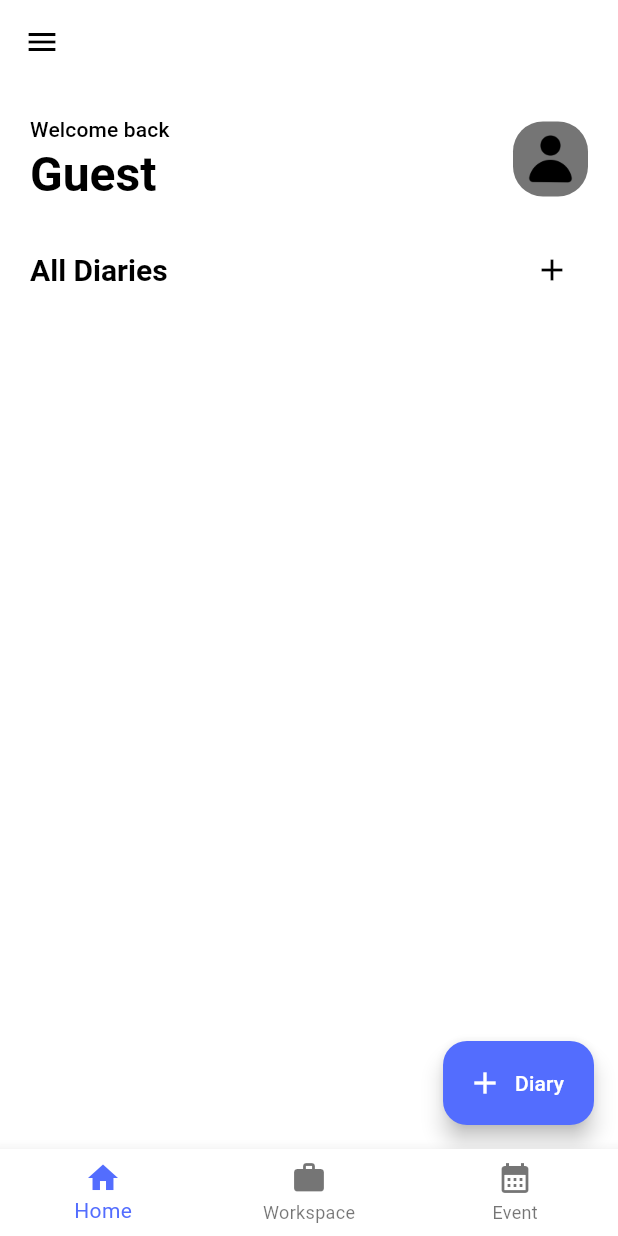
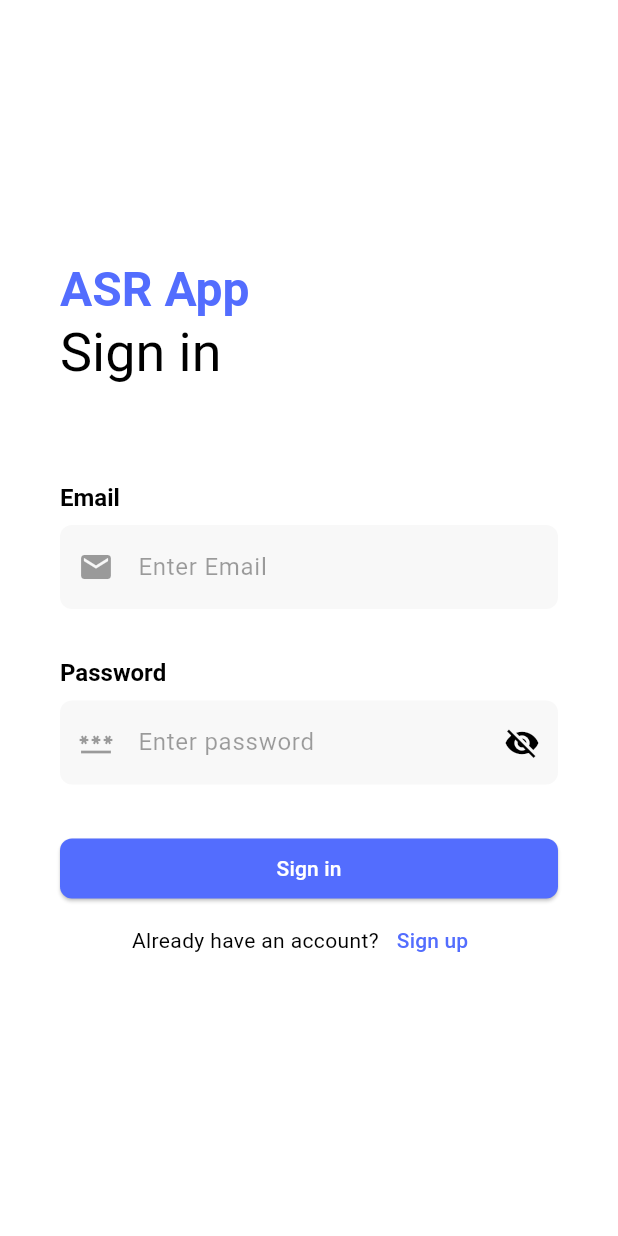
Before and after one commit to eviperz/asr-project-flutter, a Flutter app: the screen it shows after launch, on a phone screen of 412 x 824 dp. Run offline on Flutter 3.47's test engine with Material 3 defaults, Android fonts, the phone set to English and light mode, and no system bars; our stand-ins replace audioplayers, flutter_colorpicker, flutter_riverpod; missing offline and left inert: flutter_quill.

Commit message:
Mockup Authentication Page

```diff
--- a/lib/core/theme.dart
+++ b/lib/core/theme.dart
@@ -35,26 +35,17 @@ final darkTheme = ThemeData(
     ),
     titleSmall: TextStyle(),
   ),
+  elevatedButtonTheme: elevatedButtonThemeData,
 );
 
 final lightTheme = ThemeData(
   brightness: Brightness.light,
-  colorScheme: ColorScheme(
-    brightness: Brightness.light,
-    primary: Colors.indigoAccent,
-    onPrimary: Colors.white,
-    secondary: Colors.black54,
-    onSecondary: Colors.white,
-    tertiary: Colors.black38,
-    error: Colors.red,
-    onError: Colors.white,
-    surface: Colors.white,
-    onSurface: Colors.black,
-  ),
+  colorScheme: lightThemeColorScheme,
   dividerTheme: DividerThemeData(color: Colors.black12),
   cardTheme: CardTheme(
       color: const Color.fromARGB(255, 245, 245, 245),
       shadowColor: Colors.transparent),
+  elevatedButtonTheme: elevatedButtonThemeData,
 
   // primaryColor: Colors.black,
 
@@ -83,3 +74,26 @@ final lightTheme = ThemeData(
     titleSmall: TextStyle(),
   ),
 );
+
+final ColorScheme lightThemeColorScheme = ColorScheme(
+  brightness: Brightness.light,
+  primary: Colors.indigoAccent,
+  onPrimary: Colors.white,
+  secondary: Color(0xFFF8F8F8),
+  onSecondary: Colors.black38,
+  tertiary: Colors.black38,
+  error: Colors.red,
+  onError: Colors.white,
+  surface: Colors.white,
+  onSurface: Colors.black,
+);
+
+final ElevatedButtonThemeData elevatedButtonThemeData = ElevatedButtonThemeData(
+  style: ElevatedButton.styleFrom(
+    backgroundColor: lightThemeColorScheme.primary,
+    shape: RoundedRectangleBorder(
+      borderRadius: BorderRadius.circular(8.0),
+    ),
+    foregroundColor: lightThemeColorScheme.onPrimary,
+  ),
+);
--- a/lib/main.dart
+++ b/lib/main.dart
@@ -1,6 +1,7 @@
 import 'package:asr_project/core/theme.dart';
 import 'package:asr_project/models/diary.dart';
 import 'package:asr_project/models/workspace.dart';
+import 'package:asr_project/pages/authentication_page/sign_in_page.dart';
 import 'package:asr_project/pages/diary_form_page/diary_form_page.dart';
 import 'package:asr_project/pages/event_page/event_page.dart';
 import 'package:asr_project/pages/record_voice_page.dart';
@@ -23,7 +24,7 @@ class MyApp extends ConsumerWidget {
     return MaterialApp(
       title: "ASR App",
       theme: lightTheme,
-      home: MainScreen(),
+      home: SignInPage(),
       onGenerateRoute: (settings) {
         switch (settings.name) {
           case "/home":
@@ -44,7 +45,8 @@ class MyApp extends ConsumerWidget {
           //   );
 
           case "/diary/detail":
-            final Map<String, dynamic> args = settings.arguments as Map<String, dynamic>;
+            final Map<String, dynamic> args =
+                settings.arguments as Map<String, dynamic>;
             final String type = args["type"];
             final Diary diary = args["diary"];
 
--- /dev/null
+++ b/lib/pages/authentication_page/sign_in_page.dart
@@ -0,0 +1,164 @@
+import 'package:asr_project/main.dart';
+import 'package:asr_project/pages/authentication_page/sign_up_page.dart';
+import 'package:asr_project/widgets/custom_textfield.dart';
+import 'package:flutter/material.dart';
+
+class SignInPage extends StatefulWidget {
+  const SignInPage({super.key});
+
+  @override
+  State<SignInPage> createState() => _SignInPageState();
+}
+
+class _SignInPageState extends State<SignInPage> {
+  final TextEditingController _emailTextEditController =
+      TextEditingController();
+  final TextEditingController _passwordTextEditController =
+      TextEditingController();
+  final FocusNode _emailFocusNode = FocusNode();
+  final FocusNode _passwordFocusNode = FocusNode();
+  late bool _isSubmit = false;
+
+  @override
+  void initState() {
+    super.initState();
+
+    _emailTextEditController.addListener(() => setState(() {}));
+    _passwordTextEditController.addListener(() => setState(() {}));
+
+    _emailFocusNode.addListener(() => setState(() {}));
+    _passwordFocusNode.addListener(() => setState(() {}));
+  }
+
+  @override
+  void dispose() {
+    super.dispose();
+
+    _emailTextEditController.dispose();
+    _passwordTextEditController.dispose();
+
+    _emailFocusNode.dispose();
+    _passwordFocusNode.dispose();
+  }
+
+  String? _validateEmail() {
+    final String email = _emailTextEditController.text;
+    final RegExp emailRegex =
+        RegExp(r'^[a-zA-Z0-9._%+-]+@[a-zA-Z0-9.-]+\.[a-zA-Z]{2,}$');
+
+    if (email.isEmpty) {
+      return "Email is required";
+    } else if (!emailRegex.hasMatch(email)) {
+      return "Please enter email form";
+    } else {
+      return null;
+    }
+  }
+
+  String? _validatePassword() {
+    // TODO validate password
+    final String password = _passwordTextEditController.text;
+
+    if (password.isEmpty) {
+      return "Password is required";
+    } else {
+      return null;
+    }
+  }
+
+  void _signIn() {
+    if (_validateEmail() == null && _validatePassword() == null) {
+      Navigator.push(
+        context,
+        MaterialPageRoute(builder: (context) => MainScreen()),
+      );
+    } else {
+      setState(() {
+        _isSubmit = true;
+      });
+    }
+  }
+
+  @override
+  Widget build(BuildContext context) {
+    return Scaffold(
+      body: Center(
+        child: Container(
+          padding: EdgeInsets.all(40),
+          child: Column(
+            crossAxisAlignment: CrossAxisAlignment.start,
+            mainAxisSize: MainAxisSize.min,
+            spacing: 32.0,
+            children: [
+              Padding(
+                padding: const EdgeInsets.only(bottom: 32.0),
+                child: Column(
+                  crossAxisAlignment: CrossAxisAlignment.start,
+                  children: [
+                    Text(
+                      "ASR App",
+                      style:
+                          Theme.of(context).textTheme.headlineLarge!.copyWith(
+                                color: Theme.of(context).colorScheme.primary,
+                              ),
+                    ),
+                    Text(
+                      "Sign in",
+                      style: Theme.of(context).textTheme.displaySmall,
+                    ),
+                  ],
+                ),
+              ),
+              CustomTextfield(
+                label: "Email",
+                hintText: "Enter Email",
+                iconData: Icons.email,
+                keyboardType: TextInputType.emailAddress,
+                errorText: _isSubmit ? _validateEmail() : null,
+                textEditController: _emailTextEditController,
+                focusNode: _emailFocusNode,
+              ),
+              CustomTextfield(
+                label: "Password",
+                hintText: "Enter password",
+                iconData: Icons.password,
+                keyboardType: TextInputType.visiblePassword,
+                errorText: _isSubmit ? _validatePassword() : null,
+                textEditController: _passwordTextEditController,
+                focusNode: _passwordFocusNode,
+              ),
+              Column(
+                children: [
+                  SizedBox(
+                    width: double.maxFinite,
+                    child: ElevatedButton(
+                      onPressed: () {
+                        _signIn();
+                      },
+                      child: Text("Sign in"),
+                    ),
+                  ),
+                  Row(
+                    mainAxisAlignment: MainAxisAlignment.center,
+                    children: [
+                      Text("Already have an account?"),
+                      TextButton(
+                          onPressed: () {
+                            Navigator.push(
+                              context,
+                              MaterialPageRoute(
+                                  builder: (context) => SignUpPage()),
+                            );
+                          },
+                          child: Text("Sign up")),
+                    ],
+                  )
+                ],
+              )
+            ],
+          ),
+        ),
+      ),
+    );
+  }
+}
--- /dev/null
+++ b/lib/widgets/custom_textfield.dart
@@ -0,0 +1,101 @@
+import 'package:flutter/material.dart';
+
+class CustomTextfield extends StatefulWidget {
+  final String? label;
+  final String hintText;
+  final IconData? iconData;
+  final bool canClear;
+  final TextInputType? keyboardType;
+  final String? errorText;
+  final TextEditingController textEditController;
+  final FocusNode focusNode;
+
+  const CustomTextfield({
+    super.key,
+    this.label,
+    required this.hintText,
+    this.iconData,
+    bool? canClear,
+    this.errorText,
+    required this.keyboardType,
+    required this.textEditController,
+    required this.focusNode,
+  }) : canClear = canClear ?? false;
+
+  @override
+  State<CustomTextfield> createState() => _CustomTextfieldState();
+}
+
+class _CustomTextfieldState extends State<CustomTextfield> {
+  bool _isObscured = true;
+
+  @override
+  Widget build(BuildContext context) {
+    bool isPasswordField = widget.keyboardType == TextInputType.visiblePassword;
+
+    return Column(
+      crossAxisAlignment: CrossAxisAlignment.start,
+      children: [
+        if (widget.label != null)
+          Text(widget.label ?? "",
+              style: Theme.of(context).textTheme.headlineSmall),
+        SizedBox(height: 8.0),
+        TextField(
+          controller: widget.textEditController,
+          focusNode: widget.focusNode,
+          autocorrect: false,
+          keyboardType: widget.keyboardType,
+          obscureText: isPasswordField ? _isObscured : false, // Hide password
+          decoration: InputDecoration(
+            border: OutlineInputBorder(
+              borderRadius: BorderRadius.circular(8.0),
+              borderSide: BorderSide.none,
+            ),
+            filled: true,
+            fillColor: Theme.of(context).colorScheme.secondary,
+            prefixIcon: widget.iconData != null
+                ? Icon(
+                    widget.iconData,
+                    color: widget.errorText != null
+                        ? Theme.of(context).colorScheme.error
+                        : widget.focusNode.hasFocus
+                            ? Theme.of(context).colorScheme.primary
+                            : Theme.of(context).colorScheme.onSecondary,
+                  )
+                : null,
+            suffixIcon: isPasswordField
+                ? IconButton(
+                    icon: Icon(
+                        _isObscured ? Icons.visibility_off : Icons.visibility),
+                    onPressed: () {
+                      setState(() {
+                        _isObscured = !_isObscured;
+                      });
+                    },
+                  )
+                : widget.canClear
+                    ? (widget.textEditController.text.isNotEmpty
+                        ? IconButton(
+                            onPressed: () {
+                              widget.textEditController.clear();
+                              (context as Element).markNeedsBuild();
+                            },
+                            icon: Icon(Icons.close),
+                            iconSize: 18,
+                          )
+                        : null)
+                    : null,
+            hintText: widget.hintText,
+            hintStyle: TextStyle(
+              color: Theme.of(context).colorScheme.onSecondary,
+            ),
+            errorText: widget.errorText,
+          ),
+          onTapOutside: (event) {
+            widget.focusNode.unfocus();
+          },
+        ),
+      ],
+    );
+  }
+}
```
Also changed, not shown: lib/pages/authentication_page/sign_up_page.dart (added, +207 -0 lines), 2 other files.
